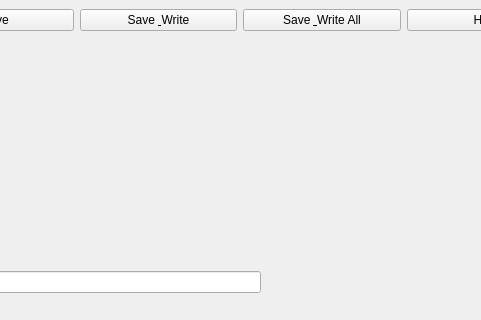
rmlockwood/FLExTrans, file Dev/Lib/Windows/RuleAssistantWindow.ui: the form before one commit; both pictures show x 682 to 1163 and y 0 to 320 of the 1256 by 656 pixel window.
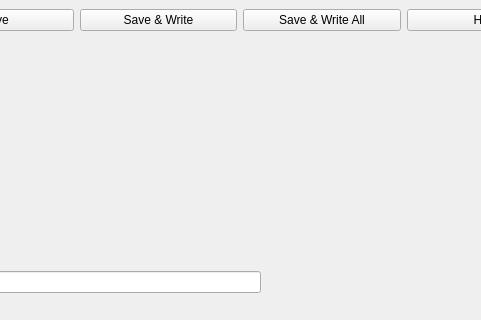
The form after the commit.

Commit message: Fix the literal ampersand on the Save & Write etc.

```diff
--- a/Dev/Lib/Windows/RuleAssistantWindow.ui
+++ b/Dev/Lib/Windows/RuleAssistantWindow.ui
@@ -116,14 +116,14 @@
               <item>
                <widget class="QPushButton" name="save_create_button">
                 <property name="text">
-                 <string>Save &amp; Write</string>
+                 <string>Save &amp;&amp; Write</string>
                 </property>
                </widget>
               </item>
               <item>
                <widget class="QPushButton" name="save_all_button">
                 <property name="text">
-                 <string>Save &amp; Write All</string>
+                 <string>Save &amp;&amp; Write All</string>
                 </property>
                </widget>
               </item>
```
The commit also changes 9 other files.
